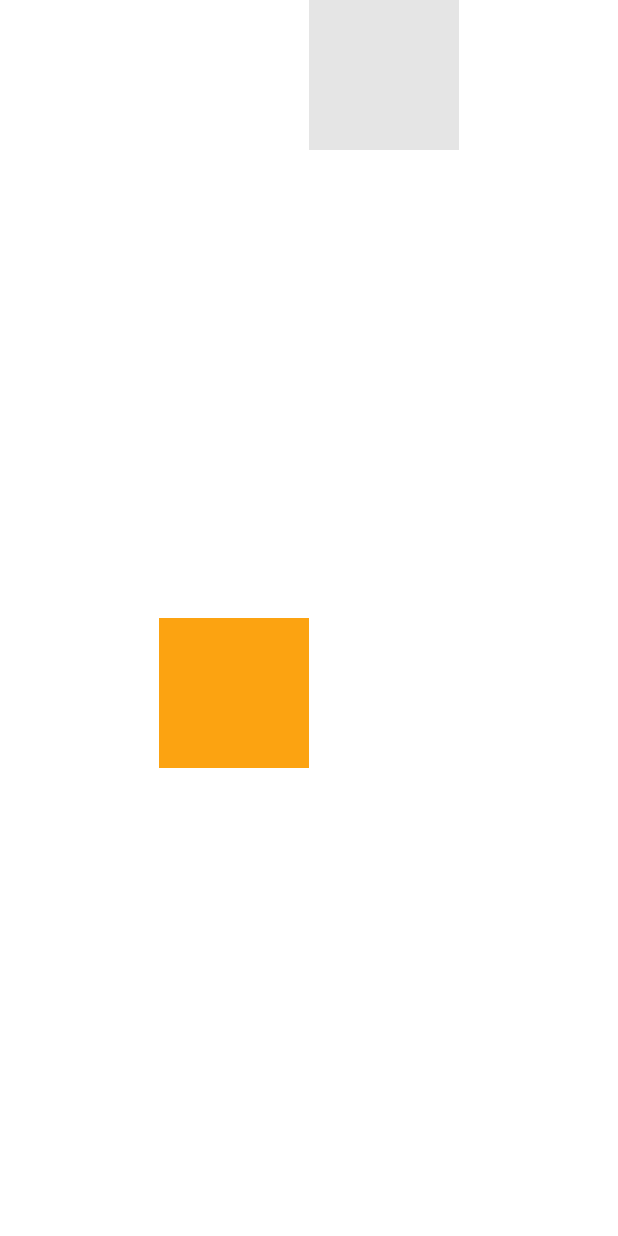
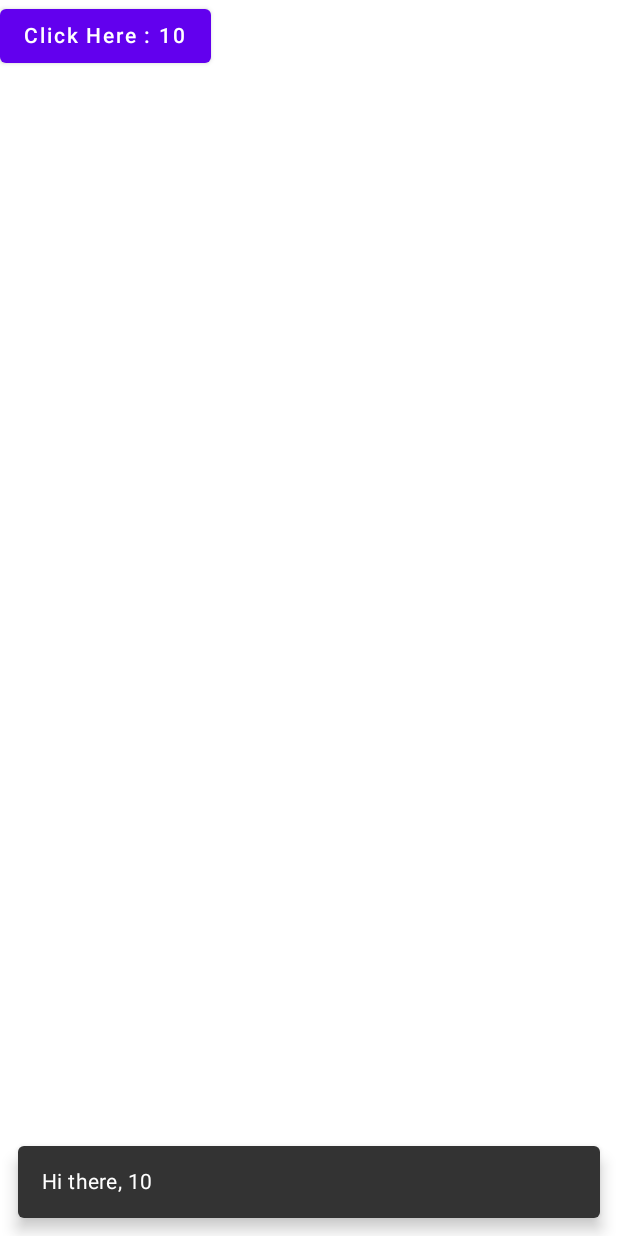
Before and after one commit to Yash-Raj-Singh/FirstCompose, an Android app built with Jetpack Compose: the screen it shows after launch (MainActivity), on a phone screen of 412 x 824 dp. Run offline under Robolectric (Android 15) with nearby library versions, the phone set to English and light mode, and no system bars; our stand-ins replace constraintlayout-compose.

```diff
--- a/app/src/main/java/com/example/firstcompose/MainActivity.kt
+++ b/app/src/main/java/com/example/firstcompose/MainActivity.kt
@@ -25,6 +25,7 @@ import androidx.constraintlayout.compose.ChainStyle
 import androidx.constraintlayout.compose.ConstraintLayout
 import androidx.constraintlayout.compose.ConstraintSet
 import androidx.constraintlayout.compose.Dimension
+import kotlinx.coroutines.delay
 import kotlinx.coroutines.launch
 
 
@@ -32,36 +33,32 @@ class MainActivity : ComponentActivity() {
     override fun onCreate(savedInstanceState: Bundle?) {
         super.onCreate(savedInstanceState)
         setContent {
-            val constraints = ConstraintSet {
-                val greenBox = createRefFor("green")
-                val redBox = createRefFor("red")
+            val scaffoldState = rememberScaffoldState()
+            val scope = rememberCoroutineScope()
 
-                val guideline = createGuidelineFromTop(0.5f)
-
-                constrain(greenBox){
-                    top.linkTo(guideline)
-                    start.linkTo(parent.start)
-                    width = Dimension.value(100.dp)
-                    height = Dimension.value(100.dp)
-                }
-                constrain(redBox){
-                    top.linkTo(parent.top)
-                    start.linkTo(greenBox.end)
-                    width = Dimension.value(100.dp)
-                    height = Dimension.value(100.dp)
+            Scaffold(scaffoldState = scaffoldState) {
+                var counter = produceState(initialValue = 0){
+                    delay(3000L)
+                    value = 6
+                    delay(3000L)
+                    value = 10
+                    delay(3000L)
+                    value = 12
+                    delay(3000L)
+                    value = 20
                 }
 
-                createHorizontalChain(greenBox, redBox, chainStyle = ChainStyle.Packed)
-            }
-            ConstraintLayout(constraints, modifier = Modifier.fillMaxSize()) {
-                Box(modifier = Modifier
-                    .background(Color(0xfffca311))
-                    .layoutId("green")
-                )
-                Box(modifier = Modifier
-                    .background(Color(0xffe5e5e5))
-                    .layoutId("red")
-                )
+                if(counter.value%5 == 0 && counter.value > 0)
+                {
+                    LaunchedEffect(key1 = scaffoldState){
+                        scaffoldState.snackbarHostState.showSnackbar("Hi there, ${counter.value}")
+                    }
+                }
+
+                Button(onClick = {  })
+                {
+                    Text(text = "Click Here : ${counter.value}")
+                }
             }
         }
     }
--- a/build.gradle
+++ b/build.gradle
@@ -8,7 +8,7 @@ buildscript {
         mavenCentral()
     }
     dependencies {
-        classpath "com.android.tools.build:gradle:7.0.4"
+        classpath 'com.android.tools.build:gradle:7.1.0'
         classpath "org.jetbrains.kotlin:kotlin-gradle-plugin:1.5.21"
 
         // NOTE: Do not place your application dependencies here; they belong
```
Also changed, not shown: gradle/wrapper/gradle-wrapper.properties.
